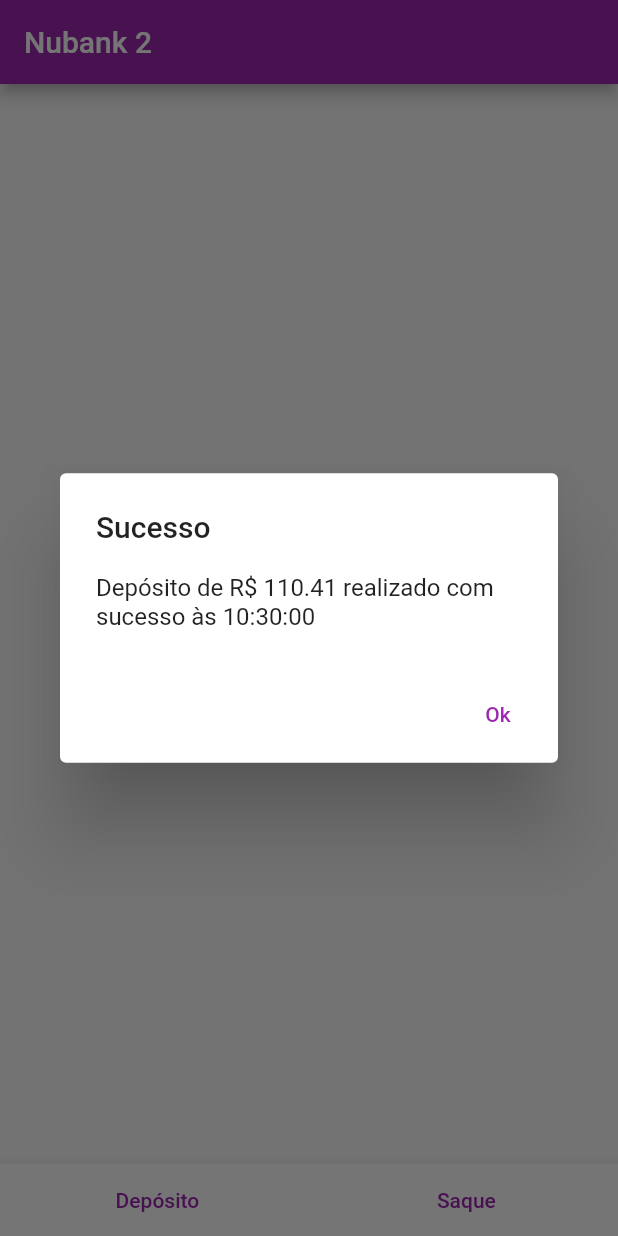
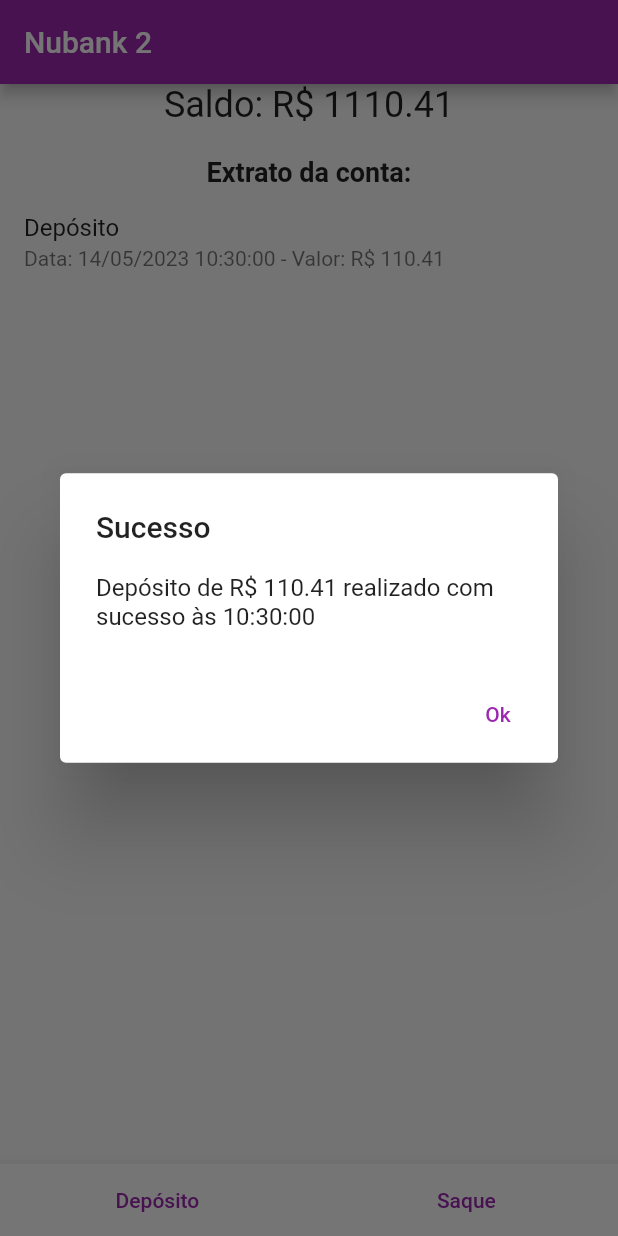
Before and after one commit to brevsc/PROG4-AVAL01, a Flutter app: the screen it shows after launch, after a tap on "Depósito", on a phone screen of 412 x 824 dp. Run offline on Flutter 3.47's test engine with Material 2 defaults, Android fonts, the phone set to English and light mode, and no system bars.

Commit message:
add list with transactions' info

```diff
--- a/lib/main.dart
+++ b/lib/main.dart
@@ -2,6 +2,7 @@ import 'dart:math';
 import 'package:flutter/material.dart';
 import './models/operation.dart';
 import './widgets/alert.dart';
+import './utils/format_date_time.dart';
 
 void main() {
   runApp(const MyApp());
@@ -40,6 +41,35 @@ class _HomePageState extends State<HomePage> {
     return Scaffold(
       appBar: AppBar(
         title: const Text('Nubank 2'),
+      ),
+      body: Column(
+        mainAxisAlignment: MainAxisAlignment.center,
+        children: [
+          Text(
+            'Saldo: R\$ ${balance.toStringAsFixed(2)}',
+            style: const TextStyle(fontSize: 24),
+          ),
+          const SizedBox(height: 20),
+          const Text(
+            'Extrato da conta:',
+            style: TextStyle(fontSize: 18, fontWeight: FontWeight.bold),
+          ),
+          Expanded(
+            child: ListView.builder(
+              itemCount: operations.length,
+              itemBuilder: (context, index) {
+                Operation operation = operations[index];
+                String formattedDate = formatDateTime(operation.date);
+                return ListTile(
+                  title: Text(operation.description),
+                  subtitle: Text(
+                    'Data: $formattedDate - Valor: R\$ ${operation.value.toStringAsFixed(2)}',
+                  ),
+                );
+              },
+            ),
+          ),
+        ],
       ),
       bottomNavigationBar: BottomAppBar(
         child: Row(
--- /dev/null
+++ b/lib/utils/format_date_time.dart
@@ -0,0 +1,10 @@
+String formatDateTime(DateTime dateTime) {
+  String day = dateTime.day.toString().padLeft(2, '0');
+  String month = dateTime.month.toString().padLeft(2, '0');
+  String year = dateTime.year.toString();
+  String hour = dateTime.hour.toString().padLeft(2, '0');
+  String minute = dateTime.minute.toString().padLeft(2, '0');
+  String second = dateTime.second.toString().padLeft(2, '0');
+
+  return '$day/$month/$year $hour:$minute:$second';
+}
```
